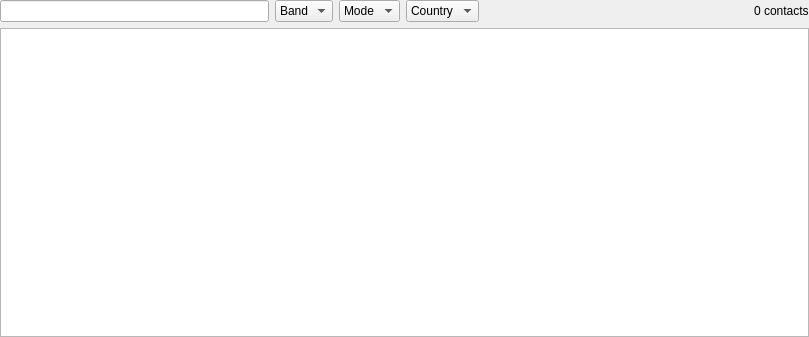
Qt form ui/LogbookWidget.ui (7h0ma5/QLog) before a commit.
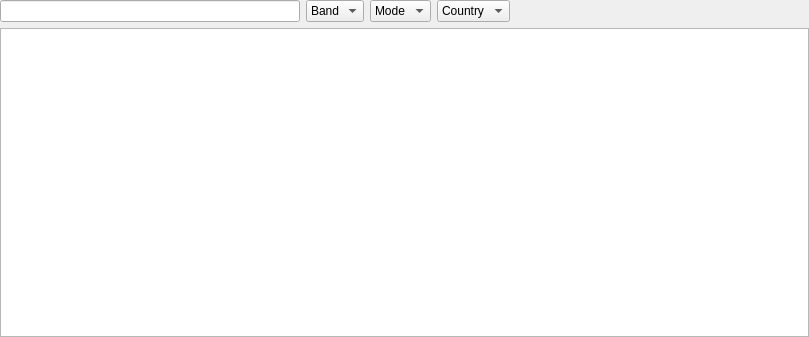
The same form after that commit. Icons and pictures are not drawn.

Diff of the .ui file:
```diff
--- a/ui/LogbookWidget.ui
+++ b/ui/LogbookWidget.ui
@@ -76,13 +76,6 @@
          </property>
         </spacer>
        </item>
-       <item>
-        <widget class="QLabel" name="countLabel">
-         <property name="text">
-          <string>0 contacts</string>
-         </property>
-        </widget>
-       </item>
       </layout>
      </item>
      <item>
```
